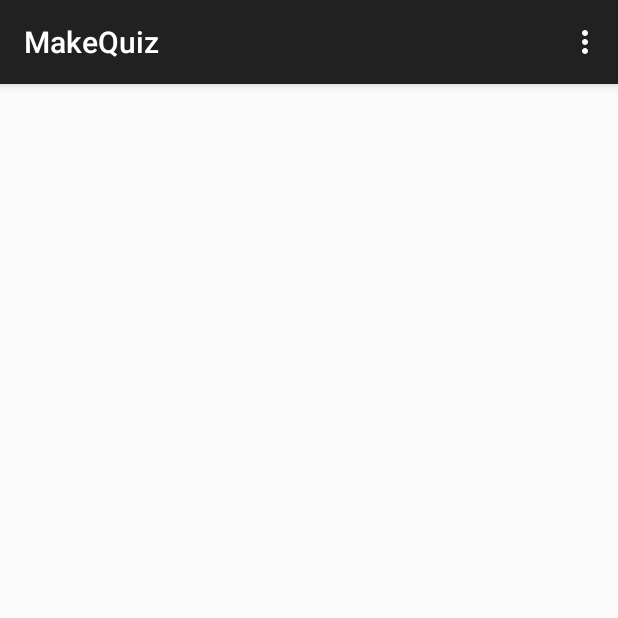
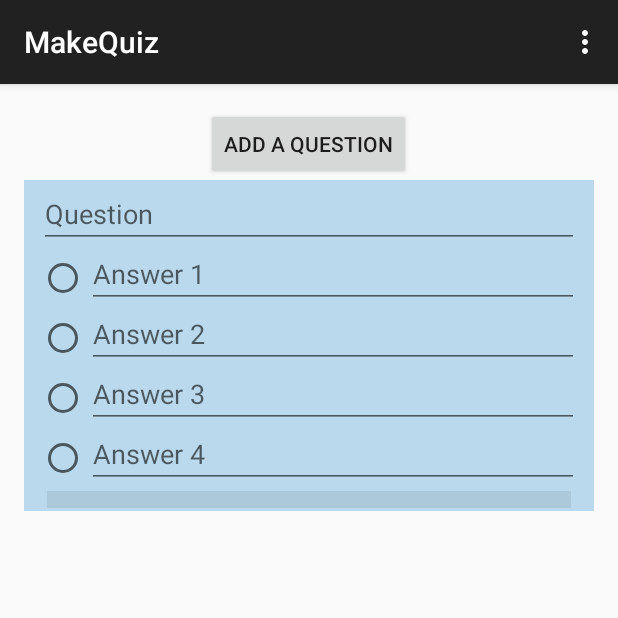
Before and after one commit to jbeale/QuizMe, an Android app: the MakeQuiz screen opened directly, with no data from a screen before it, in the options menu, after a tap on "Settings", on a phone screen of 412 x 824 dp, the top half of it. Run offline under Robolectric (Android 15) with nearby library versions, the phone set to English and light mode, and no system bars.

Commit message:
Made a working quiz construction screen. Functionality not done.

```diff
--- a/android/QuizWhiz/app/src/main/java/com/whiz/quiz/quizwhiz/Home.java
+++ b/android/QuizWhiz/app/src/main/java/com/whiz/quiz/quizwhiz/Home.java
@@ -1,17 +1,31 @@
 package com.whiz.quiz.quizwhiz;
 
+import android.content.Intent;
 import android.support.v7.app.ActionBarActivity;
 import android.os.Bundle;
 import android.view.Menu;
 import android.view.MenuItem;
+import android.view.View;
+import android.widget.Button;
 
 
 public class Home extends ActionBarActivity {
-
+    Button btnMakeQuiz = null;
     @Override
     protected void onCreate(Bundle savedInstanceState) {
         super.onCreate(savedInstanceState);
         setContentView(R.layout.activity_home);
+
+        btnMakeQuiz = (Button) findViewById(R.id.buttonMakeQuiz);
+
+        btnMakeQuiz.setOnClickListener(new View.OnClickListener() {
+            @Override
+            public void onClick(View v) {
+                Intent intent = new Intent(v.getContext(), MakeQuiz.class);
+                intent.addFlags(Intent.FLAG_ACTIVITY_REORDER_TO_FRONT);
+                startActivity(intent);
+            }
+        });
     }
 
 
--- a/android/QuizWhiz/app/src/main/java/com/whiz/quiz/quizwhiz/MakeQuiz.java
+++ b/android/QuizWhiz/app/src/main/java/com/whiz/quiz/quizwhiz/MakeQuiz.java
@@ -4,14 +4,39 @@ import android.support.v7.app.ActionBarActivity;
 import android.os.Bundle;
 import android.view.Menu;
 import android.view.MenuItem;
+import android.view.View;
+import android.widget.Button;
+import android.widget.ListView;
+
+import java.util.ArrayList;
 
 
 public class MakeQuiz extends ActionBarActivity {
+    Button btnAddQuestion = null;
+    ListView listViewQuestions = null;
+    MultipleChoiceQuestionAdapter questionAdapter = null;
+    ArrayList<MultipleChoiceQuestion> multipleChoiceQuestions =
+            new ArrayList<MultipleChoiceQuestion>();
 
     @Override
     protected void onCreate(Bundle savedInstanceState) {
         super.onCreate(savedInstanceState);
         setContentView(R.layout.activity_make_quiz);
+
+        btnAddQuestion = (Button) findViewById(R.id.buttonAddQuestion);
+        listViewQuestions = (ListView) findViewById(R.id.listViewQuestions);
+
+        questionAdapter = new MultipleChoiceQuestionAdapter(this, multipleChoiceQuestions, this);
+        listViewQuestions.setAdapter(questionAdapter);
+
+        btnAddQuestion.setOnClickListener(new View.OnClickListener() {
+            @Override
+            public void onClick(View v) {
+                multipleChoiceQuestions.add(new MultipleChoiceQuestion());
+                questionAdapter.notifyDataSetChanged();
+            }
+        });
+
     }
 
 
--- /dev/null
+++ b/android/QuizWhiz/app/src/main/java/com/whiz/quiz/quizwhiz/MultipleChoiceQuestion.java
@@ -0,0 +1,16 @@
+package com.whiz.quiz.quizwhiz;
+
+/**
+ * Created by JohnMain on 2/21/2015.
+ */
+public class MultipleChoiceQuestion extends QuizQuestion {
+    private String[] possibleAnswers = new String[4];
+
+    public String[] getPossibleAnswers() {
+        return possibleAnswers;
+    }
+
+    public void setPossibleAnswers(String[] possibleAnswers) {
+        this.possibleAnswers = possibleAnswers;
+    }
+}
--- /dev/null
+++ b/android/QuizWhiz/app/src/main/java/com/whiz/quiz/quizwhiz/MultipleChoiceQuestionAdapter.java
@@ -0,0 +1,60 @@
+package com.whiz.quiz.quizwhiz;
+
+import android.app.Activity;
+import android.content.Context;
+import android.view.LayoutInflater;
+import android.view.View;
+import android.view.ViewGroup;
+import android.widget.BaseAdapter;
+import android.widget.EditText;
+
+import java.util.ArrayList;
+
+/**
+ * Created by JohnMain on 2/21/2015.
+ */
+public class MultipleChoiceQuestionAdapter extends BaseAdapter {
+    Context context = null;
+    ArrayList<MultipleChoiceQuestion> multipleChoiceQuestions = null;
+    Activity activity;
+
+    public MultipleChoiceQuestionAdapter(Context _context, ArrayList<MultipleChoiceQuestion> _multipleChoiceQuestions, Activity _activity){
+        context = _context;
+        multipleChoiceQuestions = _multipleChoiceQuestions;
+        activity = _activity;
+    }
+
+    @Override
+    public int getCount() {
+        return multipleChoiceQuestions.size();
+    }
+
+    @Override
+    public Object getItem(int position) {
+        return null;
+    }
+
+    @Override
+    public long getItemId(int position) {
+        return 0;
+    }
+
+    @Override
+    public View getView(int position, View convertView, ViewGroup parent) {
+        if(convertView == null) {
+            LayoutInflater inflater = LayoutInflater.from(context);
+            convertView = inflater.inflate(R.layout.multiple_choice_list, null);
+        }
+
+        EditText question = (EditText) convertView.findViewById(R.id.editQuestion);
+        EditText[] answers = new EditText[4];
+        answers[0] = (EditText) convertView.findViewById(R.id.editAnswer1);
+        answers[1] = (EditText) convertView.findViewById(R.id.editAnswer2);
+        answers[2] = (EditText) convertView.findViewById(R.id.editAnswer3);
+        answers[3] = (EditText) convertView.findViewById(R.id.editAnswer4);
+
+        MultipleChoiceQuestion multipleChoiceQuestion = multipleChoiceQuestions.get(position);
+
+        return convertView;
+    }
+}
--- /dev/null
+++ b/android/QuizWhiz/app/src/main/java/com/whiz/quiz/quizwhiz/QuizQuestion.java
@@ -0,0 +1,25 @@
+package com.whiz.quiz.quizwhiz;
+
+/**
+ * Created by JohnMain on 2/21/2015.
+ */
+public abstract class QuizQuestion {
+    private String question;
+    private String answer;
+
+    public String getQuestion() {
+        return question;
+    }
+
+    public void setQuestion(String question) {
+        this.question = question;
+    }
+
+    public String getAnswer() {
+        return answer;
+    }
+
+    public void setAnswer(String answer) {
+        this.answer = answer;
+    }
+}
--- /dev/null
+++ b/android/QuizWhiz/app/src/main/java/com/whiz/quiz/quizwhiz/questionAdapter.java
@@ -0,0 +1,7 @@
+package com.whiz.quiz.quizwhiz;
+
+/**
+ * Created by JohnMain on 2/21/2015.
+ */
+public class questionAdapter {
+}
--- a/android/QuizWhiz/app/src/main/res/layout/activity_make_quiz.xml
+++ b/android/QuizWhiz/app/src/main/res/layout/activity_make_quiz.xml
@@ -6,4 +6,19 @@
     android:paddingBottom="@dimen/activity_vertical_margin"
     tools:context="com.whiz.quiz.quizwhiz.MakeQuiz">
 
+    <Button
+        android:layout_width="wrap_content"
+        android:layout_height="wrap_content"
+        android:text="Add a Question"
+        android:id="@+id/buttonAddQuestion"
+        android:layout_alignParentTop="true"
+        android:layout_centerHorizontal="true" />
+
+    <ListView
+        android:layout_width="wrap_content"
+        android:layout_height="wrap_content"
+        android:id="@+id/listViewQuestions"
+        android:layout_below="@+id/buttonAddQuestion"
+        android:layout_alignParentLeft="true"
+        android:layout_alignParentStart="true" />
 </RelativeLayout>
--- /dev/null
+++ b/android/QuizWhiz/app/src/main/res/layout/multiple_choice_list.xml
@@ -0,0 +1,102 @@
+<?xml version="1.0" encoding="utf-8"?>
+<RelativeLayout xmlns:android="http://schemas.android.com/apk/res/android"
+    android:layout_width="match_parent" android:layout_height="wrap_content"
+    android:background="#ffbad9ed"
+    android:paddingLeft="10dp"
+    android:paddingRight="10dp">
+
+    <EditText
+        android:layout_width="match_parent"
+        android:layout_height="wrap_content"
+        android:id="@+id/editQuestion"
+        android:layout_alignParentTop="true"
+        android:layout_centerHorizontal="true"
+        android:hint="Question"/>
+
+    <RadioGroup
+        android:layout_width="wrap_content"
+        android:layout_height="wrap_content"
+        android:layout_below="@+id/editQuestion"
+        android:layout_alignParentLeft="true"
+        android:layout_alignParentStart="true"
+        android:id="@+id/radioGroup">
+
+        <RadioButton
+            android:layout_width="wrap_content"
+            android:layout_height="40dp"
+            android:id="@+id/radioButton1"
+            android:checked="false" />
+
+        <RadioButton
+            android:layout_width="wrap_content"
+            android:layout_height="40dp"
+            android:id="@+id/radioButton2"
+            android:checked="false" />
+
+        <RadioButton
+            android:layout_width="wrap_content"
+            android:layout_height="40dp"
+            android:id="@+id/radioButton3"
+            android:checked="false" />
+
+        <RadioButton
+            android:layout_width="wrap_content"
+            android:layout_height="40dp"
+            android:id="@+id/radioButton4"
+            android:checked="false" />
+    </RadioGroup>
+
+    <EditText
+        android:layout_width="wrap_content"
+        android:layout_height="40dp"
+        android:id="@+id/editAnswer1"
+        android:layout_alignTop="@+id/radioGroup"
+        android:layout_toRightOf="@+id/radioGroup"
+        android:layout_alignRight="@+id/editQuestion"
+        android:layout_alignEnd="@+id/editQuestion"
+        android:hint="Answer 1" />
+
+    <EditText
+        android:layout_width="wrap_content"
+        android:layout_height="40dp"
+        android:id="@+id/editAnswer2"
+        android:layout_below="@+id/editAnswer1"
+        android:layout_toRightOf="@+id/radioGroup"
+        android:layout_alignRight="@+id/editAnswer1"
+        android:layout_alignEnd="@+id/editAnswer1"
+        android:elegantTextHeight="true"
+        android:hint="Answer 2" />
+
+    <EditText
+        android:layout_width="wrap_content"
+        android:layout_height="40dp"
+        android:id="@+id/editAnswer3"
+        android:layout_below="@+id/editAnswer2"
+        android:layout_toRightOf="@+id/radioGroup"
+        android:layout_alignRight="@+id/editAnswer2"
+        android:layout_alignEnd="@+id/editAnswer2"
+        android:hint="Answer 3" />
+
+    <EditText
+        android:layout_width="wrap_content"
+        android:layout_height="40dp"
+        android:id="@+id/editAnswer4"
+        android:layout_below="@+id/editAnswer3"
+        android:layout_toRightOf="@+id/radioGroup"
+        android:layout_alignRight="@+id/editAnswer3"
+        android:layout_alignEnd="@+id/editAnswer3"
+        android:hint="Answer 4" />
+
+    <ImageView
+        xmlns:android="http://schemas.android.com/apk/res/android"
+        android:src="@android:drawable/divider_horizontal_bright"
+        android:layout_width="fill_parent"
+        android:layout_height="15dp"
+        android:scaleType="fitXY"
+        android:paddingLeft="5dp"
+        android:paddingRight="5dp"
+        android:paddingBottom="2dp"
+        android:paddingTop="2dp"
+        android:layout_below="@+id/editAnswer4"/> />
+
+</RelativeLayout>
```
Also changed, not shown: 1 other file.
